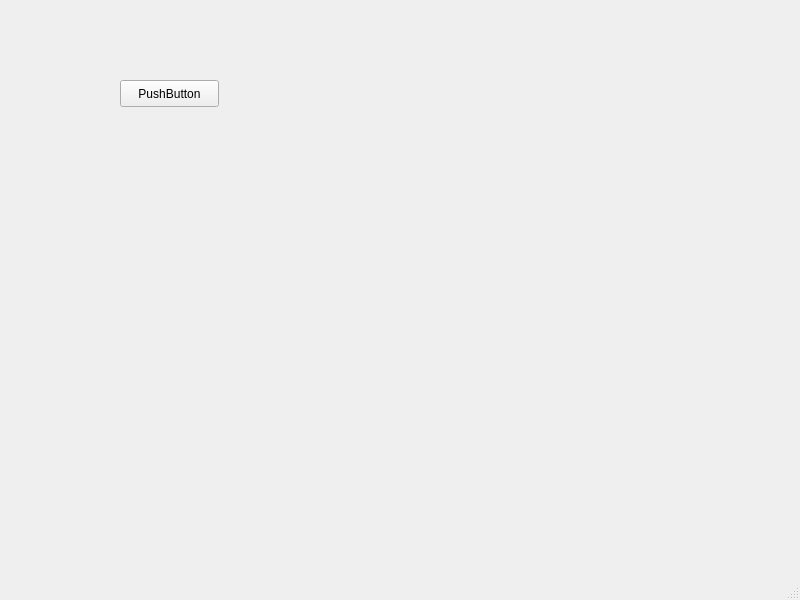
Qt form main/gui/mainwindowinputtest.ui (benediktibk/bomberman) before a commit.
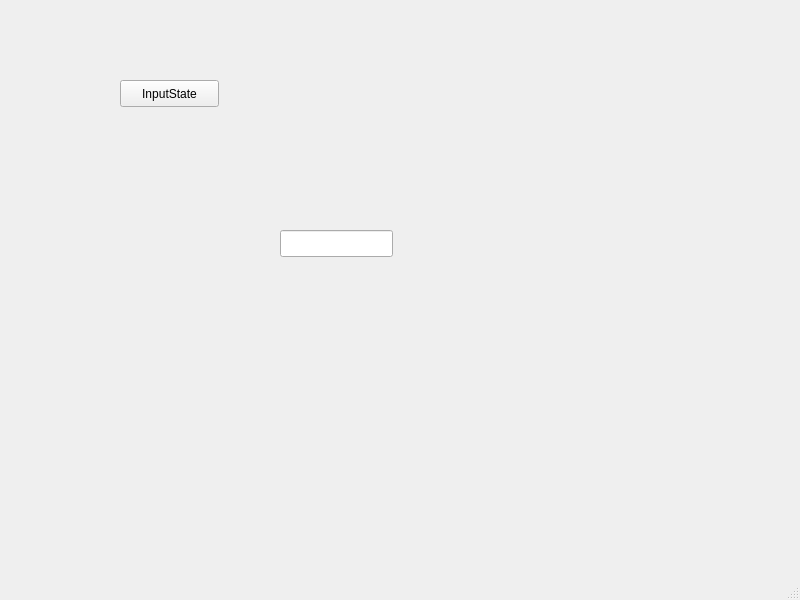
The same form after that commit.

Commit message: inputstate testprogram connected ui with function, without result

```diff
--- a/main/gui/mainwindowinputtest.ui
+++ b/main/gui/mainwindowinputtest.ui
@@ -24,7 +24,17 @@
      </rect>
     </property>
     <property name="text">
-     <string>PushButton</string>
+     <string>InputState</string>
+    </property>
+   </widget>
+   <widget class="QLineEdit" name="displayLineEdit">
+    <property name="geometry">
+     <rect>
+      <x>280</x>
+      <y>230</y>
+      <width>113</width>
+      <height>27</height>
+     </rect>
     </property>
    </widget>
   </widget>
```
Left out of the diff: 2 changed lines with no effect on the pictures. The commit also changes 2 other files.
